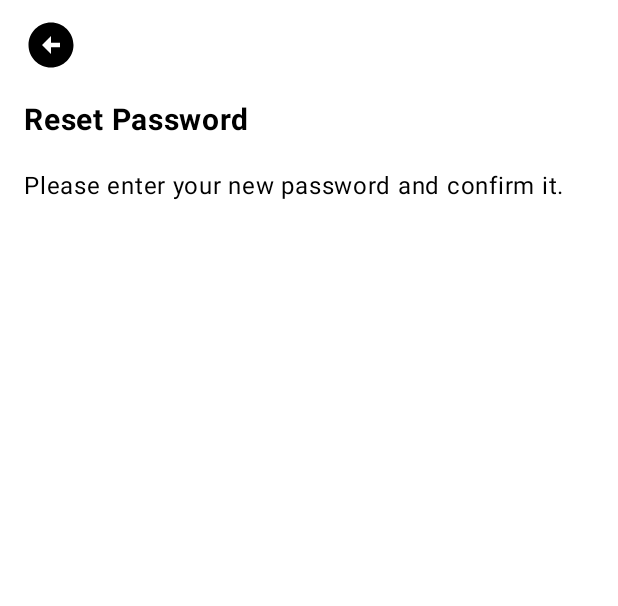
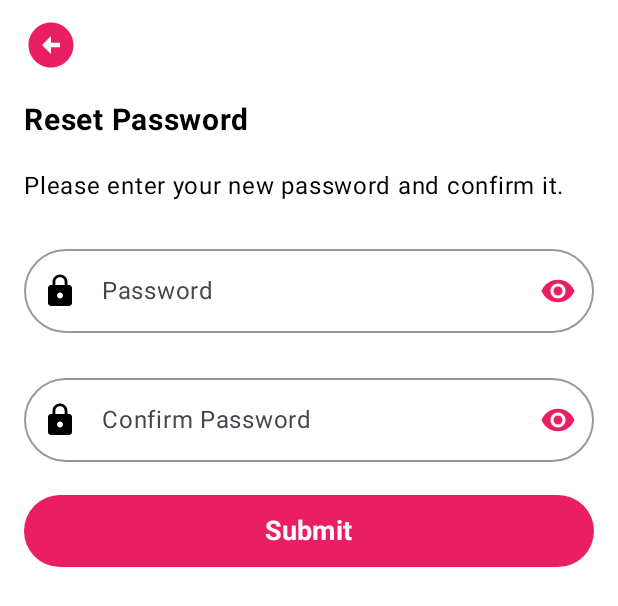
Before and after one commit to DeganiOmaar/gamigApplication, an Android app built with Jetpack Compose: the @Preview function ResetPasswordLightPreview, on a phone screen of 412 x 824 dp. Shown: the top 606 px of the screen. Run offline under Robolectric (Android 15) with nearby library versions, the phone set to English and light mode, and no system bars.

Commit message:
reset password screen

```diff
--- a/app/src/main/java/com/example/game/MainActivity.kt
+++ b/app/src/main/java/com/example/game/MainActivity.kt
@@ -19,6 +19,7 @@ import com.example.game.navigation.Routes
 import com.example.game.screens.ForgetPasswordScreen
 import com.example.game.screens.LoginPage
 import com.example.game.screens.OtpVerification
+import com.example.game.screens.ResetPassword
 import com.example.game.screens.SignUpScreen
 import com.example.game.screens.SplashScreen
 import com.example.game.ui.theme.GameTheme
@@ -72,6 +73,10 @@ fun MainNavigation() {
             val expectedCode = backStackEntry.arguments?.getString("code") ?: ""
             OtpVerification(navController = navController, expectedCode = expectedCode)
         }
+
+        composable(Routes.ResetPassword.route) {
+            ResetPassword(navController)
+        }
     }
 }
 
--- a/app/src/main/java/com/example/game/navigation/Routes.kt
+++ b/app/src/main/java/com/example/game/navigation/Routes.kt
@@ -10,5 +10,6 @@ sealed class Routes(val route: String) {
     object OtpVerification : Routes("otp/{code}"){
         fun withCode(code: String) = "otp/$code"
     }
+    object ResetPassword : Routes("reset_password")
 
 }
--- a/app/src/main/java/com/example/game/screens/ResetPassword.kt
+++ b/app/src/main/java/com/example/game/screens/ResetPassword.kt
@@ -5,13 +5,21 @@ import androidx.compose.foundation.layout.Arrangement
 import androidx.compose.foundation.layout.Column
 import androidx.compose.foundation.layout.Spacer
 import androidx.compose.foundation.layout.fillMaxSize
+import androidx.compose.foundation.layout.fillMaxWidth
 import androidx.compose.foundation.layout.height
 import androidx.compose.foundation.layout.padding
 import androidx.compose.foundation.layout.size
+import androidx.compose.foundation.shape.RoundedCornerShape
 import androidx.compose.material.icons.Icons
 import androidx.compose.material.icons.filled.ArrowCircleLeft
+import androidx.compose.material.icons.filled.Lock
+import androidx.compose.material.icons.filled.Visibility
+import androidx.compose.material3.Button
+import androidx.compose.material3.ButtonDefaults
 import androidx.compose.material3.Icon
 import androidx.compose.material3.MaterialTheme
+import androidx.compose.material3.OutlinedTextField
+import androidx.compose.material3.OutlinedTextFieldDefaults
 import androidx.compose.material3.Scaffold
 import androidx.compose.material3.SnackbarHost
 import androidx.compose.material3.SnackbarHostState
@@ -24,15 +32,18 @@ import androidx.compose.runtime.rememberCoroutineScope
 import androidx.compose.runtime.setValue
 import androidx.compose.ui.Alignment
 import androidx.compose.ui.Modifier
+import androidx.compose.ui.graphics.Color
 import androidx.compose.ui.text.font.FontWeight
 import androidx.compose.ui.tooling.preview.Preview
 import androidx.compose.ui.unit.dp
 import androidx.compose.ui.unit.sp
+import androidx.navigation.NavController
 import androidx.navigation.compose.rememberNavController
 import com.example.game.ui.theme.GameTheme
+import kotlinx.coroutines.launch
 
 @Composable
-fun ResetPassword(){
+fun ResetPassword(navController: NavController){
     val colorScheme = MaterialTheme.colorScheme
 
     var password by remember { mutableStateOf("") }
@@ -58,7 +69,7 @@ fun ResetPassword(){
             Icon(
                 imageVector = Icons.Filled.ArrowCircleLeft,
                 contentDescription = "Back Icon",
-                tint = colorScheme.onPrimary,
+                tint = colorScheme.primary,
                 modifier = Modifier.size(36.dp)
                     .clickable{
                         //TODO LATER
@@ -83,7 +94,124 @@ fun ResetPassword(){
                 color = colorScheme.onPrimary
                 )
 
-            Spacer(Modifier.height(20.dp))
+            Spacer(Modifier.height(22.dp))
+
+            // Password
+            OutlinedTextField(
+                value = password,
+                onValueChange = {
+                    password = it
+                    passwordError = false
+                },
+                label = { Text("Password") },
+                leadingIcon = {
+                    Icon(Icons.Default.Lock, contentDescription = null,
+                        tint = colorScheme.secondary)
+                },
+                trailingIcon = {
+                    Icon(Icons.Filled.Visibility, contentDescription = null, tint = colorScheme.primary)
+                },
+                modifier = Modifier.fillMaxWidth(),
+                shape = RoundedCornerShape(32.dp),
+                isError = passwordError,
+                colors = OutlinedTextFieldDefaults.colors(
+                    focusedBorderColor = colorScheme.primary,
+                    unfocusedBorderColor = colorScheme.onSurface.copy(alpha = 0.4f),
+                    cursorColor = colorScheme.primary
+                )
+            )
+
+            if (passwordError) {
+                Text(
+                    text = "Password must not be empty!",
+                    color = MaterialTheme.colorScheme.error,
+                    fontSize = 12.sp,
+                    modifier = Modifier.padding(top = 4.dp)
+                )
+            }
+
+            Spacer(Modifier.height(22.dp))
+
+            // Confirm Password
+            OutlinedTextField(
+                value = confirmPassword,
+                onValueChange = {
+                    confirmPassword = it
+                    confirmPasswordError = false
+                },
+                label = { Text("Confirm Password") },
+                leadingIcon = {
+                    Icon(Icons.Default.Lock,
+                        contentDescription = null, tint = colorScheme.secondary)
+                },
+                trailingIcon = {
+                    Icon(Icons.Filled.Visibility,
+                        contentDescription = null, tint = colorScheme.primary)
+                },
+                modifier = Modifier.fillMaxWidth(),
+                shape = RoundedCornerShape(32.dp),
+                isError = confirmPasswordError,
+                colors = OutlinedTextFieldDefaults.colors(
+                    focusedBorderColor = colorScheme.primary,
+                    unfocusedBorderColor = colorScheme.onSurface.copy(alpha = 0.4f),
+                    cursorColor = colorScheme.primary
+                )
+            )
+
+            if (confirmPasswordError) {
+                val message = when {
+                    confirmPassword.isEmpty() -> "Must not be empty!"
+                    confirmPassword != password -> "Passwords do not match!"
+                    else -> ""
+                }
+                Text(
+                    text = message,
+                    color = MaterialTheme.colorScheme.error,
+                    fontSize = 12.sp,
+                    modifier = Modifier.padding(top = 4.dp)
+                )
+            }
+
+            Spacer(Modifier.height(22.dp))
+
+            // Reset button
+            Button(
+                onClick = {
+
+                    passwordError = false
+                    confirmPasswordError = false
+
+                    // Validate all fields
+                    var hasError = false
+
+
+                    if (password.isEmpty()) {
+                        passwordError = true
+                        hasError = true
+                    }
+                    if (confirmPassword.isEmpty() || confirmPassword != password) {
+                        confirmPasswordError = true
+                        hasError = true
+                    }
+
+                    if (hasError) {
+                        scope.launch {
+                            snackBarHostState.showSnackbar(
+                                message = "You Have Some Errors in your inputs",
+
+                            )
+                        }
+                    }
+                },
+                modifier = Modifier.fillMaxWidth().height(48.dp),
+                shape = RoundedCornerShape(24.dp),
+                colors = ButtonDefaults.buttonColors(
+                    containerColor = colorScheme.primary,
+                    contentColor = colorScheme.onPrimary
+                )
+            ) {
+                Text("Submit", fontWeight = FontWeight.Bold, fontSize = 18.sp, color = Color.White)
+            }
 
 
 
@@ -101,7 +229,7 @@ fun ResetPassword(){
 fun ResetPasswordLightPreview() {
     GameTheme(darkTheme = false) {
         val navController = rememberNavController()
-        ResetPassword()
+        ResetPassword(navController)
     }
 }
 
@@ -110,6 +238,6 @@ fun ResetPasswordLightPreview() {
 fun ResetPasswordDarkPreview() {
     GameTheme(darkTheme = true) {
         val navController = rememberNavController()
-        ResetPassword()
+        ResetPassword(navController)
     }
 }
--- a/app/src/main/java/com/example/game/ui/theme/Color.kt
+++ b/app/src/main/java/com/example/game/ui/theme/Color.kt
@@ -8,6 +8,7 @@ val LightBackground = Color(0xFFFFFFFF)
 val LightSurface = Color(0xFFFFFFFF)
 val LightText = Color(0xFF000000)
 val LightSnackbar = Color(0xFFE91E63)
+val iconLightColor = Color(0xFF000000)
 
 //  Mode sombre
 val DarkPrimary = Color(0xFFE91E63)
@@ -15,3 +16,5 @@ val DarkBackground = Color(0xFF121212)
 val DarkSurface = Color(0xFF121212)
 val DarkText = Color(0xFFFFFFFF)
 val DarkSnackbar = Color(0xFF9C27B0)
+
+val iconDarkColor = Color(0xFFFFFFFF)
--- a/app/src/main/java/com/example/game/ui/theme/Theme.kt
+++ b/app/src/main/java/com/example/game/ui/theme/Theme.kt
@@ -13,6 +13,7 @@ import androidx.core.view.WindowCompat
 //  Palette de couleurs pour le mode sombre
 private val DarkColorScheme = darkColorScheme(
     primary = DarkPrimary,
+    secondary = iconDarkColor,
     background = DarkBackground,
     surface = DarkSurface,
     onPrimary = DarkText,
@@ -23,6 +24,7 @@ private val DarkColorScheme = darkColorScheme(
 //  Palette de couleurs pour le mode clair
 private val LightColorScheme = lightColorScheme(
     primary = LightPrimary,
+    secondary = iconLightColor,
     background = LightBackground,
     surface = LightSurface,
     onPrimary = LightText,
```
Also changed, not shown: app/src/main/java/com/example/game/screens/OtpVerification.kt (+2 -6 lines).
